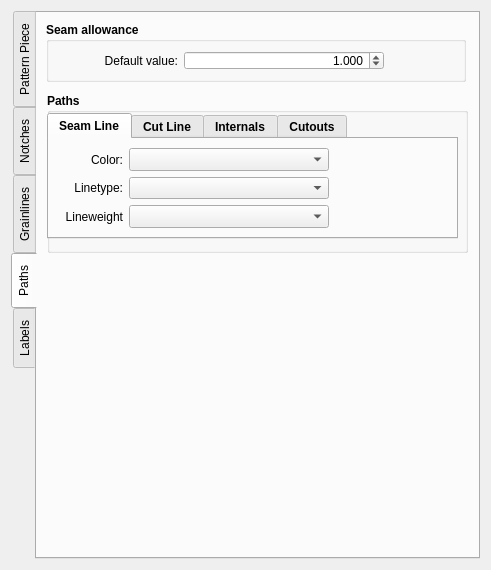
Above: src/app/seamly2d/dialogs/configpages/preferencespatternpage.ui from seamly/Seamly2D before the change. Below: the same form after it.
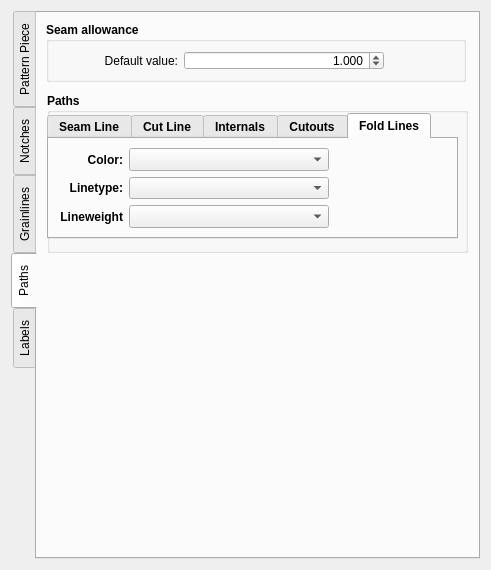
That is the form after the change. The open tabs and pages were chosen to show the change. Icons and pictures are not drawn. Custom widgets are drawn as their Qt base class.

Commit message:
Add default fold line style preferences
- VCommonSettings: fold line color (black), line type (dash dot), line weight (0.35 mm)
- Preferences > Pattern: Fold Lines tab next to Cutouts

Patch:
```diff
--- a/src/app/seamly2d/dialogs/configpages/preferencespatternpage.ui
+++ b/src/app/seamly2d/dialogs/configpages/preferencespatternpage.ui
@@ -2259,6 +2259,224 @@
           </item>
          </layout>
         </widget>
+        <widget class="QWidget" name="foldLine_Tab">
+         <attribute name="title">
+          <string>Fold Lines</string>
+         </attribute>
+         <layout class="QVBoxLayout" name="foldLine_verticalLayout_19">
+          <item>
+           <layout class="QVBoxLayout" name="foldLine_verticalLayout_16">
+            <item>
+             <layout class="QHBoxLayout" name="foldLine_horizontalLayout_18">
+              <item>
+               <widget class="QLabel" name="foldLineColor_Label">
+                <property name="sizePolicy">
+                 <sizepolicy hsizetype="Preferred" vsizetype="Preferred">
+                  <horstretch>0</horstretch>
+                  <verstretch>0</verstretch>
+                 </sizepolicy>
+                </property>
+                <property name="minimumSize">
+                 <size>
+                  <width>65</width>
+                  <height>18</height>
+                 </size>
+                </property>
+                <property name="font">
+                 <font>
+                  <pointsize>9</pointsize>
+                  <bold>true</bold>
+                 </font>
+                </property>
+                <property name="text">
+                 <string>Color:</string>
+                </property>
+                <property name="alignment">
+                 <set>Qt::AlignRight|Qt::AlignTrailing|Qt::AlignVCenter</set>
+                </property>
+               </widget>
+              </item>
+              <item>
+               <widget class="ColorComboBox" name="defaultFoldLineColor_ComboBox">
+                <property name="sizePolicy">
+                 <sizepolicy hsizetype="Preferred" vsizetype="Preferred">
+                  <horstretch>0</horstretch>
+                  <verstretch>0</verstretch>
+                 </sizepolicy>
+                </property>
+                <property name="minimumSize">
+                 <size>
+                  <width>200</width>
+                  <height>20</height>
+                 </size>
+                </property>
+                <property name="font">
+                 <font>
+                  <pointsize>9</pointsize>
+                  <bold>true</bold>
+                 </font>
+                </property>
+               </widget>
+              </item>
+              <item>
+               <spacer name="foldLine_horizontalSpacer_18">
+                <property name="orientation">
+                 <enum>Qt::Horizontal</enum>
+                </property>
+                <property name="sizeHint" stdset="0">
+                 <size>
+                  <width>40</width>
+                  <height>20</height>
+                 </size>
+                </property>
+               </spacer>
+              </item>
+             </layout>
+            </item>
+            <item>
+             <layout class="QHBoxLayout" name="foldLine_horizontalLayout_19">
+              <item>
+               <widget class="QLabel" name="foldLineLinetype_Label">
+                <property name="sizePolicy">
+                 <sizepolicy hsizetype="Preferred" vsizetype="Preferred">
+                  <horstretch>0</horstretch>
+                  <verstretch>0</verstretch>
+                 </sizepolicy>
+                </property>
+                <property name="minimumSize">
+                 <size>
+                  <width>65</width>
+                  <height>18</height>
+                 </size>
+                </property>
+                <property name="font">
+                 <font>
+                  <pointsize>9</pointsize>
+                  <bold>true</bold>
+                 </font>
+                </property>
+                <property name="text">
+                 <string>Linetype:</string>
+                </property>
+                <property name="alignment">
+                 <set>Qt::AlignRight|Qt::AlignTrailing|Qt::AlignVCenter</set>
+                </property>
+               </widget>
+              </item>
+              <item>
+               <widget class="LineTypeComboBox" name="defaultFoldLineLinetype_ComboBox">
+                <property name="sizePolicy">
+                 <sizepolicy hsizetype="Preferred" vsizetype="Preferred">
+                  <horstretch>0</horstretch>
+                  <verstretch>0</verstretch>
+                 </sizepolicy>
+                </property>
+                <property name="minimumSize">
+                 <size>
+                  <width>200</width>
+                  <height>20</height>
+                 </size>
+                </property>
+                <property name="font">
+                 <font>
+                  <pointsize>9</pointsize>
+                  <bold>true</bold>
+                 </font>
+                </property>
+               </widget>
+              </item>
+              <item>
+               <spacer name="foldLine_horizontalSpacer_19">
+                <property name="orientation">
+                 <enum>Qt::Horizontal</enum>
+                </property>
+                <property name="sizeHint" stdset="0">
+                 <size>
+                  <width>40</width>
+                  <height>20</height>
+                 </size>
+                </property>
+               </spacer>
+              </item>
+             </layout>
+            </item>
+            <item>
+             <layout class="QHBoxLayout" name="foldLine_horizontalLayout_20">
+              <item>
+               <widget class="QLabel" name="foldLineLineweight_Label">
+                <property name="minimumSize">
+                 <size>
+                  <width>65</width>
+                  <height>0</height>
+                 </size>
+                </property>
+                <property name="maximumSize">
+                 <size>
+                  <width>65</width>
+                  <height>16777215</height>
+                 </size>
+                </property>
+                <property name="font">
+                 <font>
+                  <pointsize>9</pointsize>
+                  <bold>true</bold>
+                 </font>
+                </property>
+                <property name="text">
+                 <string>Lineweight</string>
+                </property>
+                <property name="alignment">
+                 <set>Qt::AlignRight|Qt::AlignTrailing|Qt::AlignVCenter</set>
+                </property>
+               </widget>
+              </item>
+              <item>
+               <widget class="LineWeightComboBox" name="defaultFoldLineLineweight_ComboBox">
+                <property name="sizePolicy">
+                 <sizepolicy hsizetype="Preferred" vsizetype="Preferred">
+                  <horstretch>0</horstretch>
+                  <verstretch>0</verstretch>
+                 </sizepolicy>
+                </property>
+                <property name="minimumSize">
+                 <size>
+                  <width>200</width>
+                  <height>20</height>
+                 </size>
+                </property>
+                <property name="maximumSize">
+                 <size>
+                  <width>16777215</width>
+                  <height>16777215</height>
+                 </size>
+                </property>
+                <property name="font">
+                 <font>
+                  <pointsize>9</pointsize>
+                  <bold>true</bold>
+                 </font>
+                </property>
+               </widget>
+              </item>
+              <item>
+               <spacer name="foldLine_horizontalSpacer_20">
+                <property name="orientation">
+                 <enum>Qt::Horizontal</enum>
+                </property>
+                <property name="sizeHint" stdset="0">
+                 <size>
+                  <width>40</width>
+                  <height>20</height>
+                 </size>
+                </property>
+               </spacer>
+              </item>
+             </layout>
+            </item>
+           </layout>
+          </item>
+         </layout>
+        </widget>
        </widget>
       </widget>
      </widget>
```
The commit also changes 3 other files.
